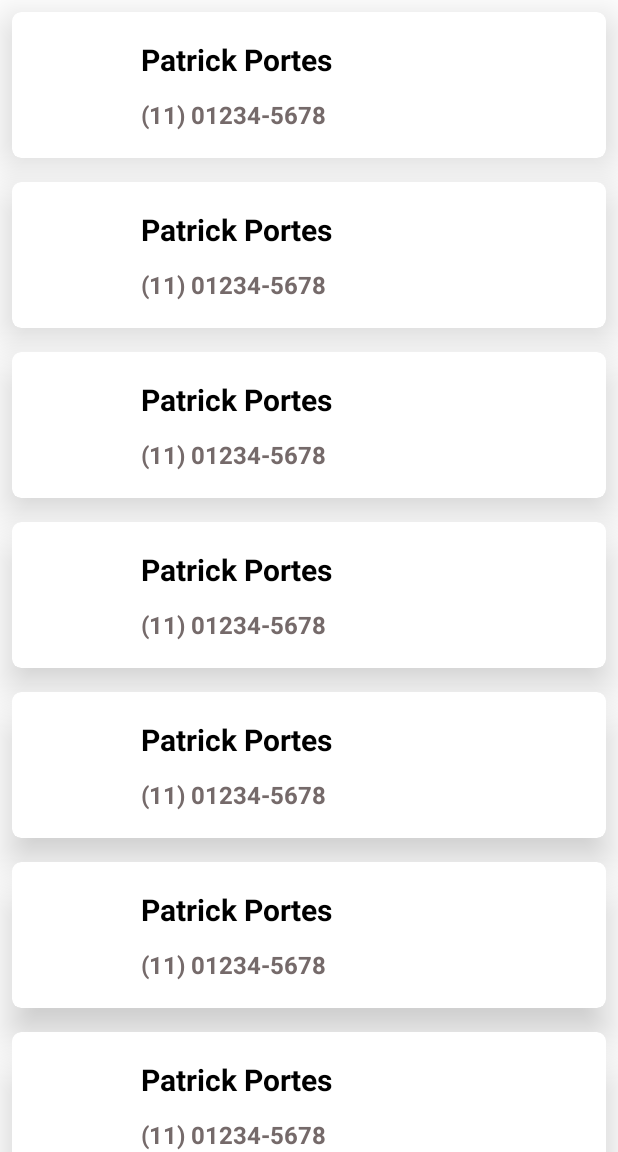
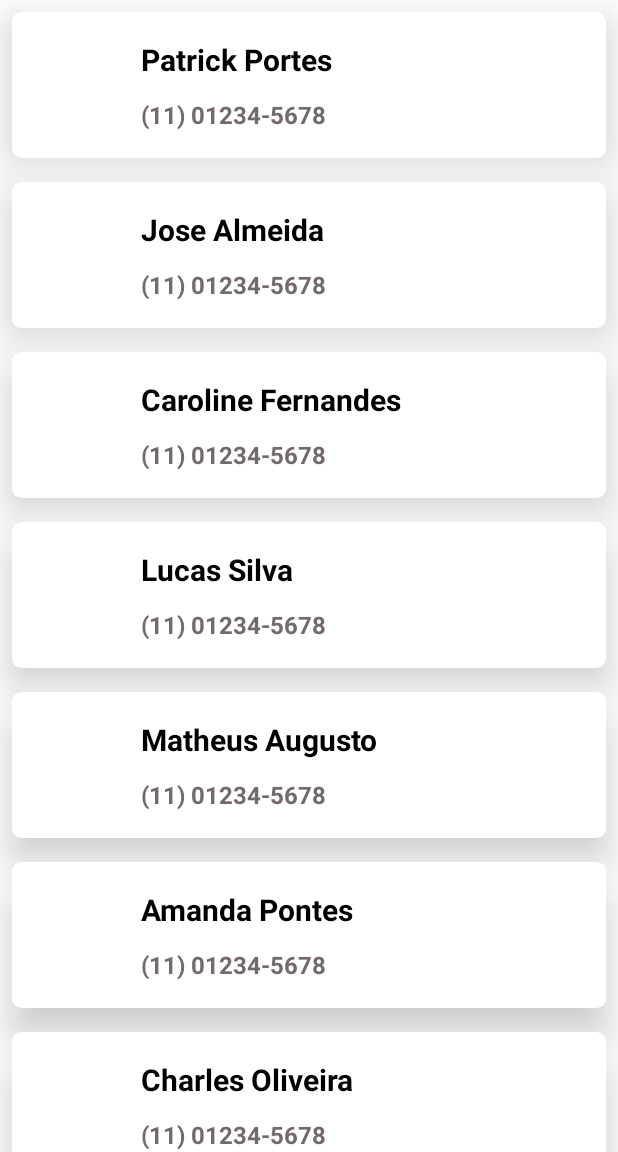
Before and after one commit to PatrickPortes/ContactListApp, an Android app: the screen it shows after launch (MainActivity), on a phone screen of 412 x 824 dp, the part 84-1236 px from its top. Run offline under Robolectric (Android 15) with nearby library versions, the phone set to English and light mode, and no system bars; our stand-ins replace CircleImageView.

Commit message:
Configurando Telas
Adicionado a Activity ContactDetail e seu xml, implementado a interface do onClickItemListener e configurando seu listener no adapter, configurando na contactdetail o binding de dados, toolbar e implementado o Parcelize na data class Contact.

```diff
--- a/app/src/main/AndroidManifest.xml
+++ b/app/src/main/AndroidManifest.xml
@@ -14,6 +14,9 @@
         android:theme="@style/Theme.ContactListApp"
         tools:targetApi="31">
         <activity
+            android:name=".ContactDetailActivity"
+            android:exported="false" />
+        <activity
             android:name=".MainActivity"
             android:exported="true">
             <intent-filter>
--- /dev/null
+++ b/app/src/main/java/com/example/contactlistapp/ClickItemContactListener.kt
@@ -0,0 +1,7 @@
+package com.example.contactlistapp
+
+interface ClickItemContactListener {
+
+    fun clickItemContact (contact: Contact)
+
+}
--- a/app/src/main/java/com/example/contactlistapp/Contact.kt
+++ b/app/src/main/java/com/example/contactlistapp/Contact.kt
@@ -1,7 +1,13 @@
 package com.example.contactlistapp
 
+import android.os.Parcelable
+import kotlinx.android.parcel.Parcelize
+
+@Parcelize
 data class Contact(
     val name: String,
     val phone: String,
     val photo: String
-)
+) : Parcelable
+
+//Parcelize é utilizado para funcionar o tráfego de dados entre as tela/intents
--- a/app/src/main/java/com/example/contactlistapp/ContactAdapter.kt
+++ b/app/src/main/java/com/example/contactlistapp/ContactAdapter.kt
@@ -8,14 +8,14 @@ import android.widget.TextView
 import androidx.recyclerview.widget.RecyclerView
 import kotlinx.android.synthetic.main.contact_item.view.*
 
-class ContactAdapter : RecyclerView.Adapter<ContactAdapter.ContactAdapterViewHolder>() {
+class ContactAdapter(var listener: ClickItemContactListener) : RecyclerView.Adapter<ContactAdapter.ContactAdapterViewHolder>() {
 
     private val list: MutableList<Contact> = mutableListOf()
 
     //Cria cada Item da Lista
     override fun onCreateViewHolder(parent: ViewGroup, viewType: Int): ContactAdapterViewHolder {
         val view = LayoutInflater.from(parent.context).inflate(R.layout.contact_item, parent, false)
-        return ContactAdapterViewHolder(view)
+        return ContactAdapterViewHolder(view, list, listener)
     }
 
     //Faz a Leitura do Item do Array e Popula na Tela
@@ -35,11 +35,19 @@ class ContactAdapter : RecyclerView.Adapter<ContactAdapter.ContactAdapterViewHol
     }
 
     //Responsável por Fazer o Binding de Cada Item da Lista
-    inner class ContactAdapterViewHolder(itemView: View) : RecyclerView.ViewHolder(itemView){
+    inner class ContactAdapterViewHolder(itemView: View, var list: List<Contact>, var listener: ClickItemContactListener) :
+        RecyclerView.ViewHolder(itemView){
 
         private val tvName: TextView = itemView.textViewName
         private val tvPhone: TextView = itemView.textViewPhone
         private val ivPhoto: ImageView = itemView.imageViewPhoto
+
+        //Criando o Click:
+        init {
+            itemView.setOnClickListener {
+                listener.clickItemContact(list[adapterPosition])
+            }
+        }
 
         fun bind(contact: Contact){
 
--- a/app/src/main/java/com/example/contactlistapp/MainActivity.kt
+++ b/app/src/main/java/com/example/contactlistapp/MainActivity.kt
@@ -1,22 +1,23 @@
 package com.example.contactlistapp
 
+import android.content.Intent
 import androidx.appcompat.app.AppCompatActivity
 import android.os.Bundle
-import android.os.Message
 import android.view.*
 import android.widget.Toast
 import androidx.appcompat.app.ActionBarDrawerToggle
 import androidx.drawerlayout.widget.DrawerLayout
 import androidx.recyclerview.widget.LinearLayoutManager
 import androidx.recyclerview.widget.RecyclerView
+import com.example.contactlistapp.ContactDetailActivity.Companion.EXTRA_CONTACT
 import kotlinx.android.synthetic.main.activity_main.*
 import kotlinx.android.synthetic.main.nav_drawer_menu.*
 
-class MainActivity : AppCompatActivity() {
+class MainActivity : AppCompatActivity(), ClickItemContactListener {
 
     private val rvList : RecyclerView by lazy { recyclerViewList }
 
-    private val adapter = ContactAdapter()
+    private val adapter = ContactAdapter(this)
 
     override fun onCreate(savedInstanceState: Bundle?) {
         super.onCreate(savedInstanceState)
@@ -95,51 +96,60 @@ class MainActivity : AppCompatActivity() {
                     "image.png",
                 ),
                 Contact(
-                    "Patrick Portes",
+                    "Jose Almeida",
                     "(11) 01234-5678",
                     "image.png",
                 ),
                 Contact(
-                    "Patrick Portes",
+                    "Caroline Fernandes",
                     "(11) 01234-5678",
                     "image.png",
                 ),
                 Contact(
-                    "Patrick Portes",
+                    "Lucas Silva",
                     "(11) 01234-5678",
                     "image.png",
                 ),
                 Contact(
-                    "Patrick Portes",
+                    "Matheus Augusto",
                     "(11) 01234-5678",
                     "image.png",
                 ),
                 Contact(
-                    "Patrick Portes",
+                    "Amanda Pontes",
                     "(11) 01234-5678",
                     "image.png",
                 ),
                 Contact(
-                    "Patrick Portes",
+                    "Charles Oliveira",
                     "(11) 01234-5678",
                     "image.png",
                 ),
                 Contact(
-                    "Patrick Portes",
+                    "Thainá Vilela",
                     "(11) 01234-5678",
                     "image.png",
                 ),
                 Contact(
-                    "Patrick Portes",
+                    "Renata Rodrigues",
                     "(11) 01234-5678",
                     "image.png",
                 ),
                 Contact(
-                    "Patrick Portes",
+                    "Larissa Ferreira",
                     "(11) 01234-5678",
                     "image.png",
                 )
             )
         )
     }
+
+    //Click Item Listener da Interface
+    override fun clickItemContact(contact: Contact) {
+        val intent = Intent(this, ContactDetailActivity::class.java)
+        intent.putExtra(EXTRA_CONTACT, contact)
+        startActivity(intent)
+    }
+
+
 }
```
Also changed, not shown: app/src/main/java/com/example/contactlistapp/ContactDetailActivity.kt (added, +51 -0 lines), app/src/main/res/layout/activity_contact_detail.xml (added, +59 -0 lines).
